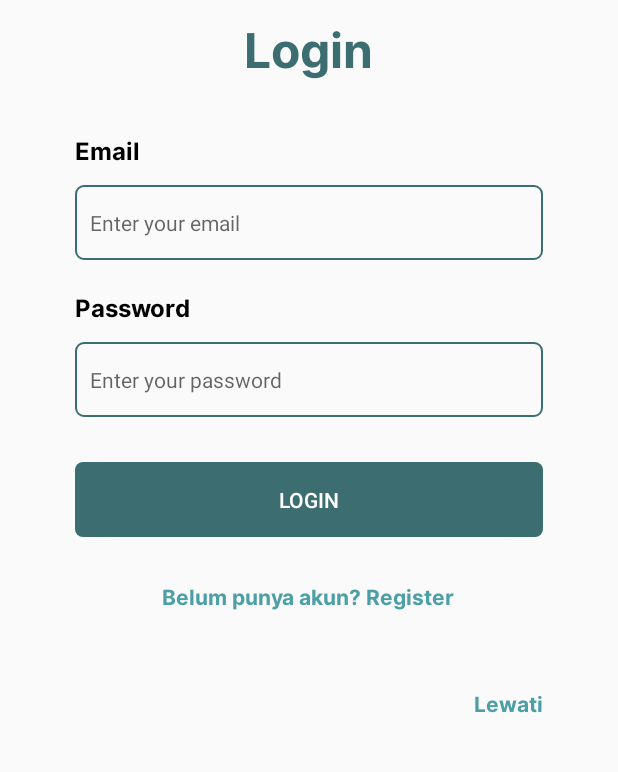
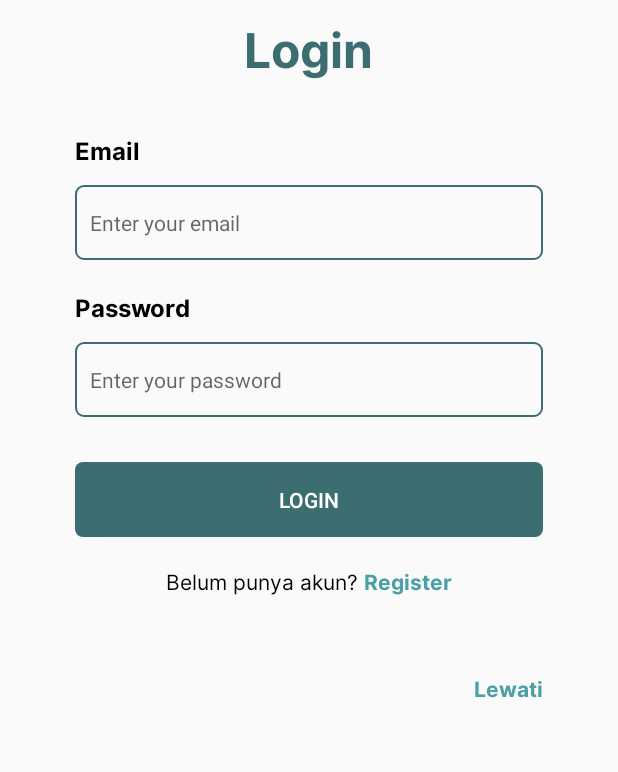
Before and after one commit to aabdulsalams/jadi-mobile, an Android app: the screen it shows after launch (Login), on a phone screen of 412 x 824 dp, the part 312-1084 px from its top. Run offline under Robolectric (Android 15) with nearby library versions, the phone set to English and light mode, and no system bars.

Commit message:
first commit

```diff
--- a/app/src/main/res/layout/activity_login.xml
+++ b/app/src/main/res/layout/activity_login.xml
@@ -84,22 +84,38 @@
         android:text="Login"
         android:textColor="@color/white" />
 
-    <TextView
-        android:id="@+id/tv_register"
-        android:layout_width="wrap_content"
+    <LinearLayout
+        android:id="@+id/ly_register"
+        android:layout_width="match_parent"
         android:layout_height="wrap_content"
         android:layout_below="@id/btn_login"
-        android:layout_centerHorizontal="true"
-        android:layout_marginTop="30dp"
-        android:text="Belum punya akun? Register"
-        android:fontFamily="@font/interbold"
-        android:textColor="@color/secondaryColor"/>
+        android:layout_marginTop="20dp"
+        android:orientation="horizontal"
+        android:gravity="center">
+
+        <TextView
+            android:layout_width="wrap_content"
+            android:layout_height="wrap_content"
+            android:layout_centerHorizontal="true"
+            android:fontFamily="@font/interreguler"
+            android:text="Belum punya akun? "
+            android:textColor="@color/black"/>
+
+        <TextView
+            android:id="@+id/tv_register"
+            android:layout_width="wrap_content"
+            android:layout_height="wrap_content"
+            android:layout_centerHorizontal="true"
+            android:fontFamily="@font/interbold"
+            android:text="Register"
+            android:textColor="@color/secondaryColor"/>
+    </LinearLayout>
 
     <TextView
         android:id="@+id/tv_next"
         android:layout_width="wrap_content"
         android:layout_height="wrap_content"
-        android:layout_below="@id/tv_register"
+        android:layout_below="@id/ly_register"
         android:layout_marginTop="50dp"
         android:layout_alignParentRight="true"
         android:text="Lewati"
```
